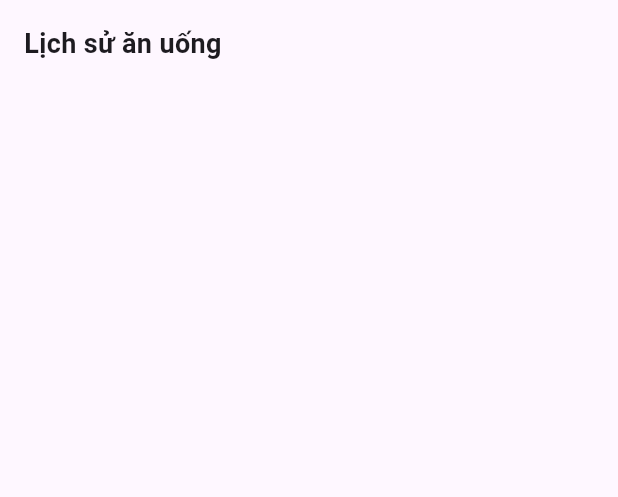
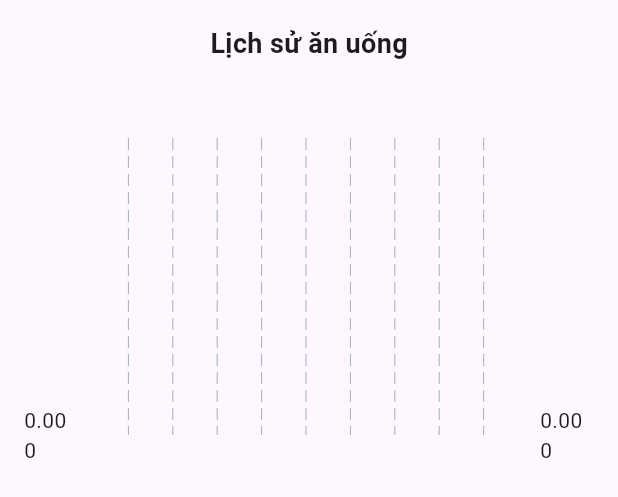
Before and after one commit to phuonglinh000/2025_LTTBDD_N04_Nhom_25, a Flutter app: the ManHinhLichSu widget shown alone on an empty page, opened directly with empty values, on a phone screen of 412 x 824 dp. Shown: the top 497 px of the screen. Run offline on Flutter 3.47's test engine with Material 3 defaults, Android fonts, the phone set to English and light mode, and no system bars; drawn by our look-alikes of fl_chart.

Commit message:
thêm biểu đồ chart

```diff
--- a/calories/lib/man_hinh_lich_su.dart
+++ b/calories/lib/man_hinh_lich_su.dart
@@ -1,4 +1,5 @@
 import 'package:flutter/material.dart';
+import 'package:fl_chart/fl_chart.dart';
 
 class ManHinhLichSu extends StatelessWidget {
   final List<Map<String, dynamic>> meals;
@@ -7,7 +8,7 @@ class ManHinhLichSu extends StatelessWidget {
 
   @override
   Widget build(BuildContext context) {
-    return Padding(
+    return SingleChildScrollView(
       padding: const EdgeInsets.all(16.0),
       child: Column(
         children: [
@@ -18,7 +19,54 @@ class ManHinhLichSu extends StatelessWidget {
               fontWeight: FontWeight.bold,
             ),
           ),
-          const SizedBox(height: 12),
+          const SizedBox(height: 20),
+
+
+          SizedBox(
+            height: 250,
+            child: BarChart(
+              BarChartData(
+                alignment: BarChartAlignment.spaceAround,
+                titlesData: FlTitlesData(
+                  bottomTitles: AxisTitles(
+                    sideTitles: SideTitles(
+                      showTitles: true,
+                      getTitlesWidget: (double value, TitleMeta meta) {
+                        final index = value.toInt();
+                        if (index < 0 || index >= meals.length) return const SizedBox();
+                        return Text(
+                          meals[index]['name'],
+                          style: const TextStyle(fontSize: 12),
+                        );
+                      },
+                    ),
+                  ),
+                  leftTitles: AxisTitles(
+                    sideTitles: SideTitles(showTitles: true, reservedSize: 40),
+                  ),
+                ),
+                borderData: FlBorderData(show: false),
+                barGroups: meals.asMap().entries.map((entry) {
+                  final index = entry.key;
+                  final meal = entry.value;
+                  return BarChartGroupData(
+                    x: index,
+                    barRods: [
+                      BarChartRodData(
+                        toY: meal['calories'].toDouble(),
+                        width: 20,
+                        borderRadius: BorderRadius.circular(4),
+                        color: Colors.teal,
+                      ),
+                    ],
+                  );
+                }).toList(),
+              ),
+            ),
+          ),
+
+          const SizedBox(height: 24),
+
           ...meals.map(
             (m) => ListTile(
               title: Text(m['name']),
--- a/calories/pubspec.yaml
+++ b/calories/pubspec.yaml
@@ -32,6 +32,7 @@ environment:
 dependencies:
   flutter:
     sdk: flutter
+  fl_chart: ^0.68.0
 
   # The following adds the Cupertino Icons font to your application.
   # Use with the CupertinoIcons class for iOS style icons.
```
Also changed, not shown: calories/pubspec.lock.
